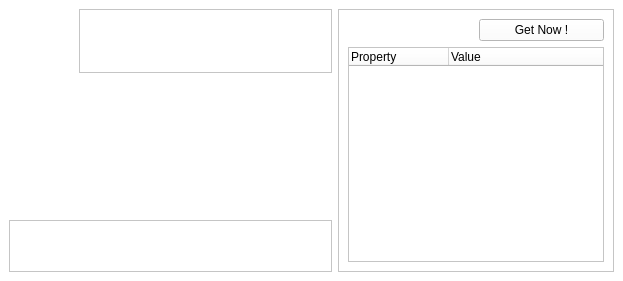
The window that rezals/detail/rzxitem.ui (Fruneau/qRezix) describes before a commit, drawn with Qt 5.
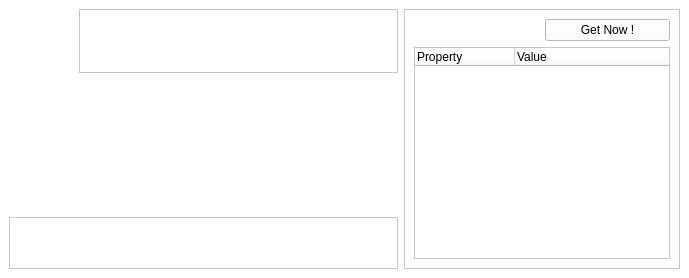
The same window after the commit.

Commit message: * Ajout de tooltip dÃ©crivant les icÃŽnes dans le dÃ©tail * Ajout d'une icÃŽne indiquant si la sÃ©lection est un favoris ou un bannis

Patch:
```diff
--- a/rezals/detail/rzxitem.ui
+++ b/rezals/detail/rzxitem.ui
@@ -8,8 +8,8 @@
    <rect>
     <x>0</x>
     <y>0</y>
-    <width>623</width>
-    <height>281</height>
+    <width>689</width>
+    <height>278</height>
    </rect>
   </property>
   <property name="sizePolicy" >
@@ -307,177 +307,6 @@
    <property name="spacing" >
     <number>6</number>
    </property>
-   <item row="3" column="0" >
-    <spacer>
-     <property name="orientation" >
-      <enum>Qt::Vertical</enum>
-     </property>
-     <property name="sizeHint" >
-      <size>
-       <width>20</width>
-       <height>16</height>
-      </size>
-     </property>
-    </spacer>
-   </item>
-   <item row="2" column="0" >
-    <layout class="QGridLayout" >
-     <property name="margin" >
-      <number>0</number>
-     </property>
-     <property name="spacing" >
-      <number>6</number>
-     </property>
-     <item row="0" column="1" >
-      <widget class="QLabel" name="lblFtp" >
-       <property name="sizePolicy" >
-        <sizepolicy>
-         <hsizetype>0</hsizetype>
-         <vsizetype>0</vsizetype>
-         <horstretch>0</horstretch>
-         <verstretch>0</verstretch>
-        </sizepolicy>
-       </property>
-       <property name="minimumSize" >
-        <size>
-         <width>32</width>
-         <height>32</height>
-        </size>
-       </property>
-       <property name="maximumSize" >
-        <size>
-         <width>32</width>
-         <height>32</height>
-        </size>
-       </property>
-       <property name="text" >
-        <string/>
-       </property>
-      </widget>
-     </item>
-     <item row="1" column="1" >
-      <widget class="QLabel" name="lblSamba" >
-       <property name="sizePolicy" >
-        <sizepolicy>
-         <hsizetype>0</hsizetype>
-         <vsizetype>0</vsizetype>
-         <horstretch>0</horstretch>
-         <verstretch>0</verstretch>
-        </sizepolicy>
-       </property>
-       <property name="minimumSize" >
-        <size>
-         <width>32</width>
-         <height>32</height>
-        </size>
-       </property>
-       <property name="maximumSize" >
-        <size>
-         <width>32</width>
-         <height>32</height>
-        </size>
-       </property>
-       <property name="text" >
-        <string/>
-       </property>
-      </widget>
-     </item>
-     <item row="1" column="0" >
-      <widget class="QLabel" name="lblNews" >
-       <property name="sizePolicy" >
-        <sizepolicy>
-         <hsizetype>0</hsizetype>
-         <vsizetype>0</vsizetype>
-         <horstretch>0</horstretch>
-         <verstretch>0</verstretch>
-        </sizepolicy>
-       </property>
-       <property name="minimumSize" >
-        <size>
-         <width>32</width>
-         <height>32</height>
-        </size>
-       </property>
-       <property name="maximumSize" >
-        <size>
-         <width>32</width>
-         <height>32</height>
-        </size>
-       </property>
-       <property name="text" >
-        <string/>
-       </property>
-      </widget>
-     </item>
-     <item row="0" column="0" >
-      <widget class="QLabel" name="lblHttp" >
-       <property name="sizePolicy" >
-        <sizepolicy>
-         <hsizetype>0</hsizetype>
-         <vsizetype>0</vsizetype>
-         <horstretch>0</horstretch>
-         <verstretch>0</verstretch>
-        </sizepolicy>
-       </property>
-       <property name="minimumSize" >
-        <size>
-         <width>32</width>
-         <height>32</height>
-        </size>
-       </property>
-       <property name="maximumSize" >
-        <size>
-         <width>32</width>
-         <height>32</height>
-        </size>
-       </property>
-       <property name="text" >
-        <string/>
-       </property>
-      </widget>
-     </item>
-    </layout>
-   </item>
-   <item row="1" column="0" >
-    <spacer>
-     <property name="orientation" >
-      <enum>Qt::Vertical</enum>
-     </property>
-     <property name="sizeHint" >
-      <size>
-       <width>20</width>
-       <height>16</height>
-      </size>
-     </property>
-    </spacer>
-   </item>
-   <item rowspan="3" row="1" column="1" >
-    <widget class="QLabel" name="lblComment" >
-     <property name="sizePolicy" >
-      <sizepolicy>
-       <hsizetype>7</hsizetype>
-       <vsizetype>7</vsizetype>
-       <horstretch>0</horstretch>
-       <verstretch>0</verstretch>
-      </sizepolicy>
-     </property>
-     <property name="minimumSize" >
-      <size>
-       <width>0</width>
-       <height>64</height>
-      </size>
-     </property>
-     <property name="text" >
-      <string/>
-     </property>
-     <property name="textFormat" >
-      <enum>Qt::PlainText</enum>
-     </property>
-     <property name="wordWrap" >
-      <bool>true</bool>
-     </property>
-    </widget>
-   </item>
    <item row="0" column="0" colspan="2" >
     <layout class="QHBoxLayout" >
      <property name="margin" >
@@ -549,11 +378,18 @@
          <number>6</number>
         </property>
         <item row="0" column="0" >
+         <widget class="QLabel" name="lblFavorite" >
+          <property name="text" >
+           <string/>
+          </property>
+         </widget>
+        </item>
+        <item row="0" column="1" >
          <widget class="QLabel" name="lblName" >
           <property name="sizePolicy" >
            <sizepolicy>
-            <hsizetype>5</hsizetype>
-            <vsizetype>4</vsizetype>
+            <hsizetype>7</hsizetype>
+            <vsizetype>5</vsizetype>
             <horstretch>0</horstretch>
             <verstretch>0</verstretch>
            </sizepolicy>
@@ -562,7 +398,7 @@
            <enum>Qt::RichText</enum>
           </property>
           <property name="alignment" >
-           <set>Qt::AlignHCenter</set>
+           <set>Qt::AlignCenter</set>
           </property>
          </widget>
         </item>
@@ -571,6 +407,151 @@
      </item>
     </layout>
    </item>
+   <item row="4" column="0" colspan="2" >
+    <widget class="QFrame" name="frmDetails" >
+     <property name="sizePolicy" >
+      <sizepolicy>
+       <hsizetype>5</hsizetype>
+       <vsizetype>0</vsizetype>
+       <horstretch>0</horstretch>
+       <verstretch>0</verstretch>
+      </sizepolicy>
+     </property>
+     <property name="frameShape" >
+      <enum>QFrame::StyledPanel</enum>
+     </property>
+     <property name="frameShadow" >
+      <enum>QFrame::Raised</enum>
+     </property>
+     <layout class="QHBoxLayout" >
+      <property name="margin" >
+       <number>8</number>
+      </property>
+      <property name="spacing" >
+       <number>6</number>
+      </property>
+      <item>
+       <widget class="QLabel" name="lblStateIcon" >
+        <property name="sizePolicy" >
+         <sizepolicy>
+          <hsizetype>0</hsizetype>
+          <vsizetype>0</vsizetype>
+          <horstretch>0</horstretch>
+          <verstretch>0</verstretch>
+         </sizepolicy>
+        </property>
+        <property name="minimumSize" >
+         <size>
+          <width>32</width>
+          <height>32</height>
+         </size>
+        </property>
+        <property name="maximumSize" >
+         <size>
+          <width>32</width>
+          <height>32</height>
+         </size>
+        </property>
+        <property name="text" >
+         <string/>
+        </property>
+       </widget>
+      </item>
+      <item>
+       <widget class="QLabel" name="lblState" >
+        <property name="text" >
+         <string/>
+        </property>
+       </widget>
+      </item>
+      <item>
+       <widget class="QLabel" name="lblOS" >
+        <property name="sizePolicy" >
+         <sizepolicy>
+          <hsizetype>0</hsizetype>
+          <vsizetype>0</vsizetype>
+          <horstretch>0</horstretch>
+          <verstretch>0</verstretch>
+         </sizepolicy>
+        </property>
+        <property name="minimumSize" >
+         <size>
+          <width>32</width>
+          <height>32</height>
+         </size>
+        </property>
+        <property name="maximumSize" >
+         <size>
+          <width>32</width>
+          <height>32</height>
+         </size>
+        </property>
+        <property name="text" >
+         <string/>
+        </property>
+       </widget>
+      </item>
+      <item>
+       <widget class="QLabel" name="lblClient" >
+        <property name="text" >
+         <string/>
+        </property>
+       </widget>
+      </item>
+      <item>
+       <widget class="QLabel" name="lblPromo" >
+        <property name="sizePolicy" >
+         <sizepolicy>
+          <hsizetype>0</hsizetype>
+          <vsizetype>0</vsizetype>
+          <horstretch>0</horstretch>
+          <verstretch>0</verstretch>
+         </sizepolicy>
+        </property>
+        <property name="minimumSize" >
+         <size>
+          <width>32</width>
+          <height>32</height>
+         </size>
+        </property>
+        <property name="maximumSize" >
+         <size>
+          <width>32</width>
+          <height>32</height>
+         </size>
+        </property>
+        <property name="text" >
+         <string/>
+        </property>
+       </widget>
+      </item>
+      <item>
+       <layout class="QVBoxLayout" >
+        <property name="margin" >
+         <number>0</number>
+        </property>
+        <property name="spacing" >
+         <number>6</number>
+        </property>
+        <item>
+         <widget class="QLabel" name="lblRezal" >
+          <property name="text" >
+           <string/>
+          </property>
+         </widget>
+        </item>
+        <item>
+         <widget class="QLabel" name="lblIP" >
+          <property name="text" >
+           <string/>
+          </property>
+         </widget>
+        </item>
+       </layout>
+      </item>
+     </layout>
+    </widget>
+   </item>
    <item rowspan="5" row="0" column="2" >
     <widget class="QFrame" name="frmProp" >
      <property name="sizePolicy" >
@@ -669,151 +650,177 @@
      </layout>
     </widget>
    </item>
-   <item row="4" column="0" colspan="2" >
-    <widget class="QFrame" name="frmDetails" >
+   <item rowspan="3" row="1" column="1" >
+    <widget class="QLabel" name="lblComment" >
      <property name="sizePolicy" >
       <sizepolicy>
-       <hsizetype>5</hsizetype>
-       <vsizetype>0</vsizetype>
+       <hsizetype>7</hsizetype>
+       <vsizetype>7</vsizetype>
        <horstretch>0</horstretch>
        <verstretch>0</verstretch>
       </sizepolicy>
      </property>
-     <property name="frameShape" >
-      <enum>QFrame::StyledPanel</enum>
+     <property name="minimumSize" >
+      <size>
+       <width>0</width>
+       <height>64</height>
+      </size>
      </property>
-     <property name="frameShadow" >
-      <enum>QFrame::Raised</enum>
+     <property name="text" >
+      <string/>
      </property>
-     <layout class="QHBoxLayout" >
-      <property name="margin" >
-       <number>8</number>
-      </property>
-      <property name="spacing" >
-       <number>6</number>
-      </property>
-      <item>
-       <widget class="QLabel" name="lblStateIcon" >
-        <property name="sizePolicy" >
-         <sizepolicy>
-          <hsizetype>0</hsizetype>
-          <vsizetype>0</vsizetype>
-          <horstretch>0</horstretch>
-          <verstretch>0</verstretch>
-         </sizepolicy>
-        </property>
-        <property name="minimumSize" >
-         <size>
-          <width>32</width>
-          <height>32</height>
-         </size>
-        </property>
-        <property name="maximumSize" >
-         <size>
-          <width>32</width>
-          <height>32</height>
-         </size>
-        </property>
-        <property name="text" >
-         <string/>
-        </property>
-       </widget>
-      </item>
-      <item>
-       <widget class="QLabel" name="lblState" >
-        <property name="text" >
-         <string/>
-        </property>
-       </widget>
-      </item>
-      <item>
-       <widget class="QLabel" name="lblOS" >
-        <property name="sizePolicy" >
-         <sizepolicy>
-          <hsizetype>0</hsizetype>
-          <vsizetype>0</vsizetype>
-          <horstretch>0</horstretch>
-          <verstretch>0</verstretch>
-         </sizepolicy>
-        </property>
-        <property name="minimumSize" >
-         <size>
-          <width>32</width>
-          <height>32</height>
-         </size>
-        </property>
-        <property name="maximumSize" >
-         <size>
-          <width>32</width>
-          <height>32</height>
-         </size>
-        </property>
-        <property name="text" >
-         <string/>
-        </property>
-       </widget>
-      </item>
-      <item>
-       <widget class="QLabel" name="lblClient" >
-        <property name="text" >
-         <string/>
-        </property>
-       </widget>
-      </item>
-      <item>
-       <widget class="QLabel" name="lblPromo" >
-        <property name="sizePolicy" >
-         <sizepolicy>
-          <hsizetype>0</hsizetype>
-          <vsizetype>0</vsizetype>
-          <horstretch>0</horstretch>
-          <verstretch>0</verstretch>
-         </sizepolicy>
-        </property>
-        <property name="minimumSize" >
-         <size>
-          <width>32</width>
-          <height>32</height>
-         </size>
-        </property>
-        <property name="maximumSize" >
-         <size>
-          <width>32</width>
-          <height>32</height>
-         </size>
-        </property>
-        <property name="text" >
-         <string/>
-        </property>
-       </widget>
-      </item>
-      <item>
-       <layout class="QVBoxLayout" >
-        <property name="margin" >
-         <number>0</number>
-        </property>
-        <property name="spacing" >
-         <number>6</number>
-        </property>
-        <item>
-         <widget class="QLabel" name="lblRezal" >
-          <property name="text" >
-           <string/>
-          </property>
-         </widget>
-        </item>
-        <item>
-         <widget class="QLabel" name="lblIP" >
-          <property name="text" >
-           <string/>
-          </property>
-         </widget>
-        </item>
-       </layout>
-      </item>
-     </layout>
+     <property name="textFormat" >
+      <enum>Qt::PlainText</enum>
+     </property>
+     <property name="wordWrap" >
+      <bool>true</bool>
+     </property>
     </widget>
    </item>
+   <item row="1" column="0" >
+    <spacer>
+     <property name="orientation" >
+      <enum>Qt::Vertical</enum>
+     </property>
+     <property name="sizeHint" >
+      <size>
+       <width>20</width>
+       <height>16</height>
+      </size>
+     </property>
+    </spacer>
+   </item>
+   <item row="2" column="0" >
+    <layout class="QGridLayout" >
+     <property name="margin" >
+      <number>0</number>
+     </property>
+     <property name="spacing" >
+      <number>6</number>
+     </property>
+     <item row="0" column="1" >
+      <widget class="QLabel" name="lblFtp" >
+       <property name="sizePolicy" >
+        <sizepolicy>
+         <hsizetype>0</hsizetype>
+         <vsizetype>0</vsizetype>
+         <horstretch>0</horstretch>
+         <verstretch>0</verstretch>
+        </sizepolicy>
+       </property>
+       <property name="minimumSize" >
+        <size>
+         <width>32</width>
+         <height>32</height>
+        </size>
+       </property>
+       <property name="maximumSize" >
+        <size>
+         <width>32</width>
+         <height>32</height>
+        </size>
+       </property>
+       <property name="text" >
+        <string/>
+       </property>
+      </widget>
+     </item>
+     <item row="1" column="1" >
+      <widget class="QLabel" name="lblSamba" >
+       <property name="sizePolicy" >
+        <sizepolicy>
+         <hsizetype>0</hsizetype>
+         <vsizetype>0</vsizetype>
+         <horstretch>0</horstretch>
+         <verstretch>0</verstretch>
+        </sizepolicy>
+       </property>
+       <property name="minimumSize" >
+        <size>
+         <width>32</width>
+         <height>32</height>
+        </size>
+       </property>
+       <property name="maximumSize" >
+        <size>
+         <width>32</width>
+         <height>32</height>
+        </size>
+       </property>
+       <property name="text" >
+        <string/>
+       </property>
+      </widget>
+     </item>
+     <item row="1" column="0" >
+      <widget class="QLabel" name="lblNews" >
+       <property name="sizePolicy" >
+        <sizepolicy>
+         <hsizetype>0</hsizetype>
+         <vsizetype>0</vsizetype>
+         <horstretch>0</horstretch>
+         <verstretch>0</verstretch>
+        </sizepolicy>
+       </property>
+       <property name="minimumSize" >
+        <size>
+         <width>32</width>
+         <height>32</height>
+        </size>
+       </property>
+       <property name="maximumSize" >
+        <size>
+         <width>32</width>
+         <height>32</height>
+        </size>
+       </property>
+       <property name="text" >
+        <string/>
+       </property>
+      </widget>
+     </item>
+     <item row="0" column="0" >
+      <widget class="QLabel" name="lblHttp" >
+       <property name="sizePolicy" >
+        <sizepolicy>
+         <hsizetype>0</hsizetype>
+         <vsizetype>0</vsizetype>
+         <horstretch>0</horstretch>
+         <verstretch>0</verstretch>
+        </sizepolicy>
+       </property>
+       <property name="minimumSize" >
+        <size>
+         <width>32</width>
+         <height>32</height>
+        </size>
+       </property>
+       <property name="maximumSize" >
+        <size>
+         <width>32</width>
+         <height>32</height>
+        </size>
+       </property>
+       <property name="text" >
+        <string/>
+       </property>
+      </widget>
+     </item>
+    </layout>
+   </item>
+   <item row="3" column="0" >
+    <spacer>
+     <property name="orientation" >
+      <enum>Qt::Vertical</enum>
+     </property>
+     <property name="sizeHint" >
+      <size>
+       <width>20</width>
+       <height>16</height>
+      </size>
+     </property>
+    </spacer>
+   </item>
   </layout>
  </widget>
  <layoutdefault spacing="6" margin="0" />
```
The commit also changes 2 other files.
